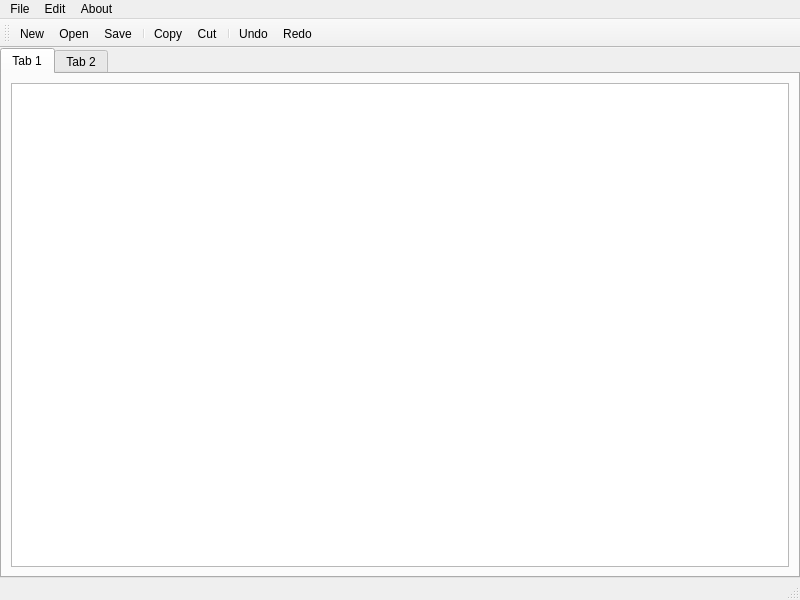
This is Notepad/notepad.ui in J1M-RYAN/Notepad as Qt 5 draws it before an edit. The edited form follows.
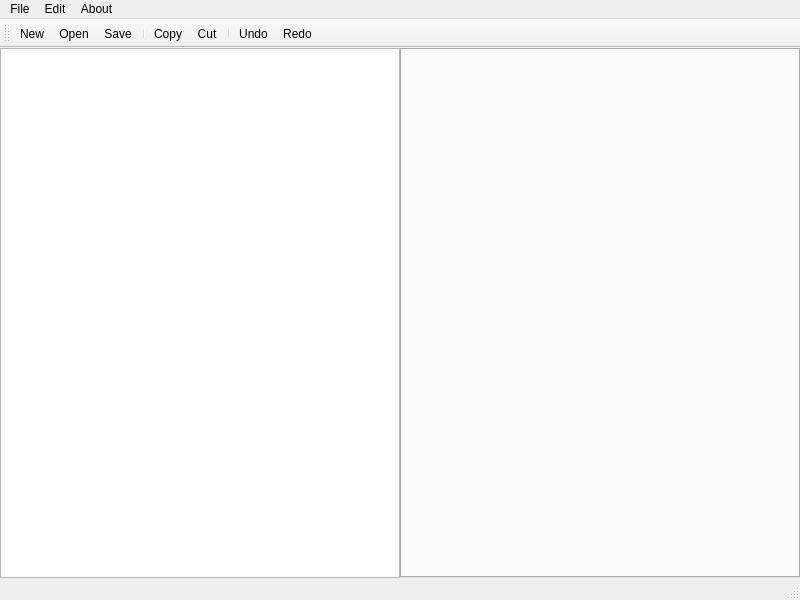
This is the edited form. Icons and pictures are not drawn.

The edit to the form file:
```diff
--- a/Notepad/notepad.ui
+++ b/Notepad/notepad.ui
@@ -39,26 +39,14 @@
     <property name="bottomMargin">
      <number>0</number>
     </property>
+    <item>
+     <widget class="QPlainTextEdit" name="plainTextEdit"/>
+    </item>
     <item>
      <widget class="QTabWidget" name="tabWidget">
       <property name="currentIndex">
        <number>0</number>
       </property>
-      <widget class="QWidget" name="tab">
-       <attribute name="title">
-        <string>Tab 1</string>
-       </attribute>
-       <layout class="QVBoxLayout" name="verticalLayout">
-        <item>
-         <widget class="QPlainTextEdit" name="plainTextEdit"/>
-        </item>
-       </layout>
-      </widget>
-      <widget class="QWidget" name="tab_2">
-       <attribute name="title">
-        <string>Tab 2</string>
-       </attribute>
-      </widget>
      </widget>
     </item>
    </layout>
```
Left out of the diff: 4 changed lines with no effect on the pictures.
